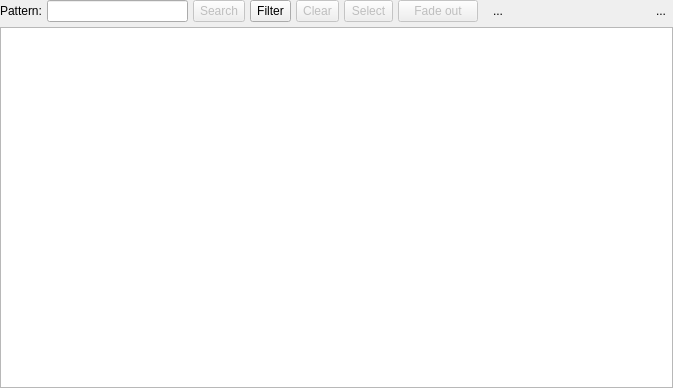
First picture: the form in libs/libgui/ui/widgets/objectsearchwidget.ui, repository arichiardi/pgmodeler, before the edit.
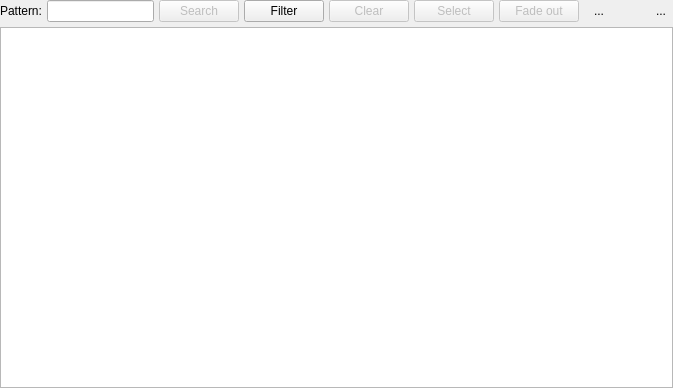
Second picture: the form after the edit. Icons and pictures are not drawn.

Commit message: Finished the conversion of QToolButtons to QPushButton

Diff of the .ui file:
```diff
--- a/libs/libgui/ui/widgets/objectsearchwidget.ui
+++ b/libs/libgui/ui/widgets/objectsearchwidget.ui
@@ -91,7 +91,7 @@
       </widget>
      </item>
      <item>
-      <widget class="QToolButton" name="search_btn">
+      <widget class="QPushButton" name="search_btn">
        <property name="enabled">
         <bool>false</bool>
        </property>
@@ -123,13 +123,10 @@
        <property name="shortcut">
         <string>Return, Enter</string>
        </property>
-       <property name="toolButtonStyle">
-        <enum>Qt::ToolButtonStyle::ToolButtonTextBesideIcon</enum>
-       </property>
       </widget>
      </item>
      <item>
-      <widget class="QToolButton" name="filter_btn">
+      <widget class="QPushButton" name="filter_btn">
        <property name="enabled">
         <bool>true</bool>
        </property>
@@ -164,16 +161,10 @@
        <property name="checkable">
         <bool>false</bool>
        </property>
-       <property name="popupMode">
-        <enum>QToolButton::ToolButtonPopupMode::InstantPopup</enum>
-       </property>
-       <property name="toolButtonStyle">
-        <enum>Qt::ToolButtonStyle::ToolButtonTextBesideIcon</enum>
-       </property>
       </widget>
      </item>
      <item>
-      <widget class="QToolButton" name="clear_res_btn">
+      <widget class="QPushButton" name="clear_res_btn">
        <property name="enabled">
         <bool>false</bool>
        </property>
@@ -205,13 +196,10 @@
          <height>25</height>
         </size>
        </property>
-       <property name="toolButtonStyle">
-        <enum>Qt::ToolButtonStyle::ToolButtonTextBesideIcon</enum>
-       </property>
       </widget>
      </item>
      <item>
-      <widget class="QToolButton" name="select_btn">
+      <widget class="QPushButton" name="select_btn">
        <property name="enabled">
         <bool>false</bool>
        </property>
@@ -246,12 +234,6 @@
        <property name="checkable">
         <bool>false</bool>
        </property>
-       <property name="popupMode">
-        <enum>QToolButton::ToolButtonPopupMode::InstantPopup</enum>
-       </property>
-       <property name="toolButtonStyle">
-        <enum>Qt::ToolButtonStyle::ToolButtonTextBesideIcon</enum>
-       </property>
       </widget>
      </item>
      <item>
```
The commit also changes 26 other files.
